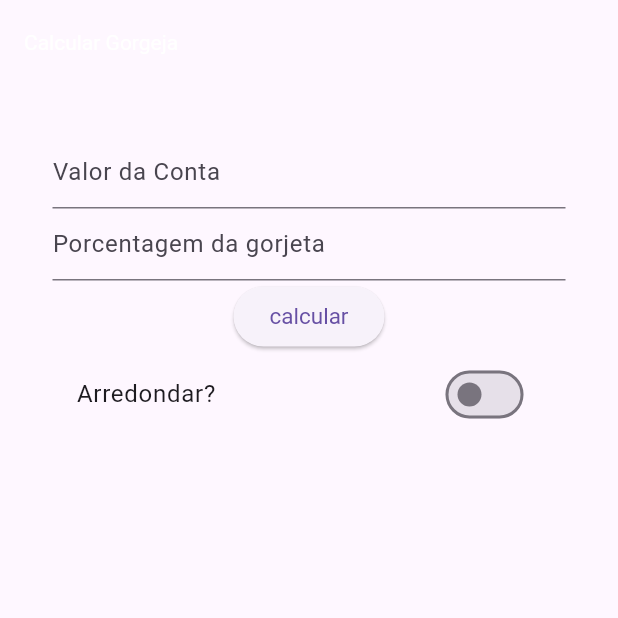
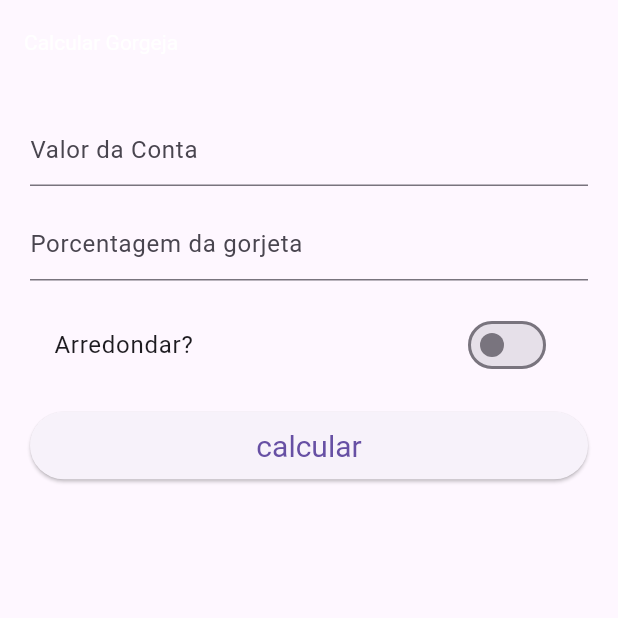
Before and after one commit to venturiniduda/flutter_gorjetacalculadora, a Flutter app: the screen it shows after launch, on a phone screen of 412 x 824 dp, the top half of it. Run offline on Flutter 3.47's test engine with Material 3 defaults, Android fonts, the phone set to English and light mode, and no system bars; our stand-ins replace device_preview.

Commit message:
Alterações Home

```diff
--- a/lib/view/home.dart
+++ b/lib/view/home.dart
@@ -20,12 +20,10 @@ class _HomeViewState extends State<HomeView> {
         title: Text('Calcular Gorgeja'),
         titleTextStyle: TextStyle(),
       ),
-      body: Padding(
-        padding: EdgeInsets.all(20.0),
-        child: Form(
+      body: Form(
         key: formKey,
         child: Padding(
-            padding: EdgeInsets.all(15.0),
+          padding: EdgeInsets.all(20.0),
           child: Column(
             children: [
               TextFormField(
@@ -34,24 +32,17 @@ class _HomeViewState extends State<HomeView> {
                   hintText: 'Valor da Conta',
                 ),
               ),
+              SizedBox(
+                height: 15,
+              ),
               TextFormField(
                 controller: txtPGorjeta,
                 decoration: InputDecoration(
                   hintText: 'Porcentagem da gorjeta',
                 ),
               ),
-                ElevatedButton(
-                  style: ElevatedButton.styleFrom(
-                    minimumSize: Size(50, 40),
-                    textStyle: TextStyle(fontSize: 15),
-                  ),
-                  onPressed: () {
-                    // calculo gorjeta aqui
-                    if (arredondar == false) {
-                      // arredondar aqui
-                    }
-                  },
-                  child: Text('calcular'),
+              SizedBox(
+                height: 15,
               ),
               SwitchListTile(
                 title: Text('Arredondar?'),
@@ -62,8 +53,29 @@ class _HomeViewState extends State<HomeView> {
                   });
                 },
               ),
+              SizedBox(
+                height: 15,
+              ),
+              Row(
+                children: [
+                  Expanded(
+                    child: ElevatedButton(
+                      style: ElevatedButton.styleFrom(
+                        minimumSize: Size(30, 45),
+                        textStyle: TextStyle(fontSize: 20),
+                      ),
+                      onPressed: () {
+                        // calculo gorjeta aqui
+                        if (arredondar == false) {
+                          // arredondar aqui
+                        }
+                      },
+                      child: Text('calcular'),
+                    ),
+                  ),
                 ],
               ),
+            ],
           ),
         ),
       ),
```
Lines whose indentation alone changed are shown as unchanged.
